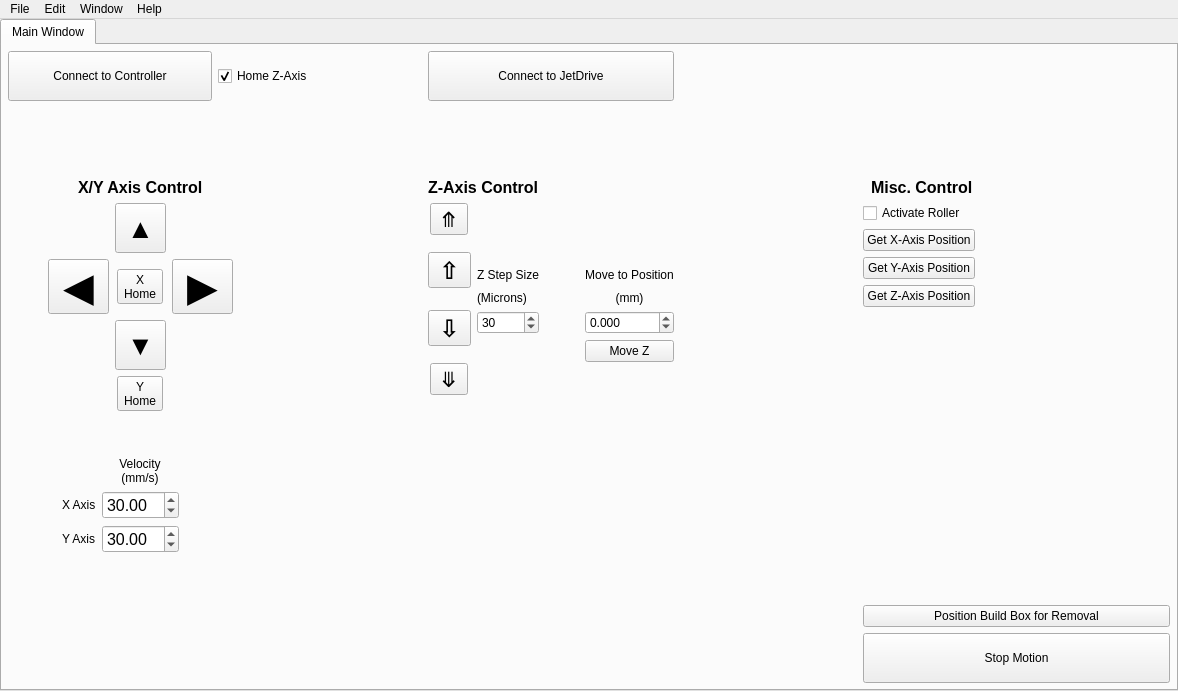
Above: src/ui/mainwindow.ui from BYUCreateResearchLab/CREATE_LAB_Binder_Jet_Printer before the change. Below: the same form after it.
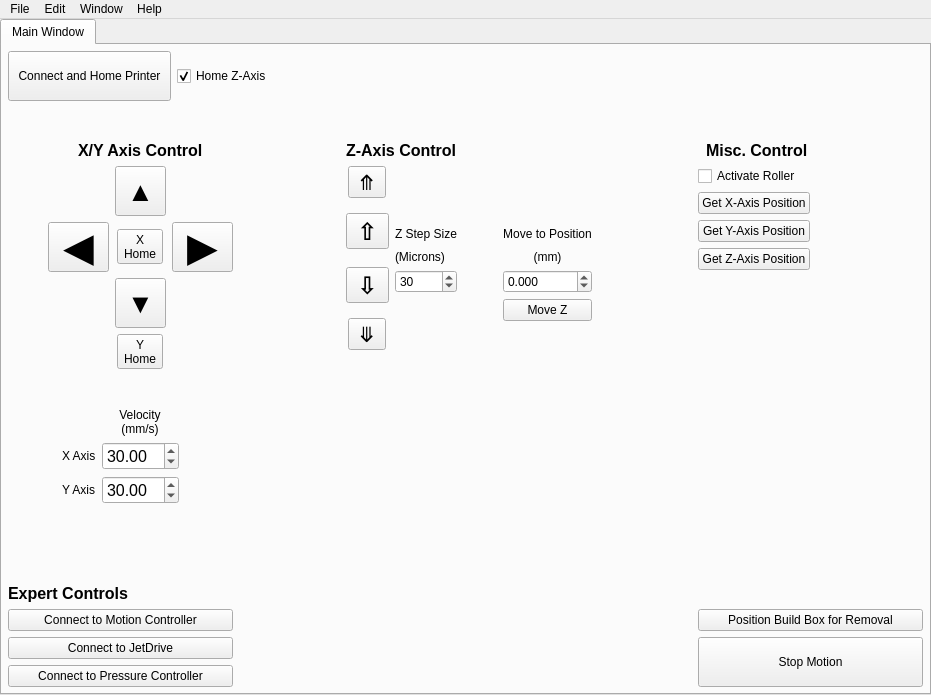
That is the form after the change.

What changed in the file:
```diff
--- a/src/ui/mainwindow.ui
+++ b/src/ui/mainwindow.ui
@@ -6,8 +6,8 @@
    <rect>
     <x>0</x>
     <y>0</y>
-    <width>1178</width>
-    <height>691</height>
+    <width>931</width>
+    <height>695</height>
    </rect>
   </property>
   <property name="windowTitle">
@@ -30,7 +30,7 @@
     <property name="bottomMargin">
      <number>0</number>
     </property>
-    <item row="0" column="1">
+    <item row="0" column="0">
      <widget class="QTabWidget" name="tabWidget">
       <property name="font">
        <font>
@@ -73,20 +73,7 @@
         <property name="bottomMargin">
          <number>6</number>
         </property>
-        <item row="4" column="4">
-         <spacer name="horizontalSpacer_5">
-          <property name="orientation">
-           <enum>Qt::Horizontal</enum>
-          </property>
-          <property name="sizeHint" stdset="0">
-           <size>
-            <width>40</width>
-            <height>20</height>
-           </size>
-          </property>
-         </spacer>
-        </item>
-        <item row="3" column="1">
+        <item row="5" column="1">
          <spacer name="verticalSpacer_3">
           <property name="orientation">
            <enum>Qt::Vertical</enum>
@@ -99,7 +86,20 @@
           </property>
          </spacer>
         </item>
-        <item row="6" column="6">
+        <item row="10" column="1">
+         <spacer name="verticalSpacer_2">
+          <property name="orientation">
+           <enum>Qt::Vertical</enum>
+          </property>
+          <property name="sizeHint" stdset="0">
+           <size>
+            <width>20</width>
+            <height>40</height>
+           </size>
+          </property>
+         </spacer>
+        </item>
+        <item row="8" column="6">
          <spacer name="horizontalSpacer_4">
           <property name="orientation">
            <enum>Qt::Horizontal</enum>
@@ -112,188 +112,7 @@
           </property>
          </spacer>
         </item>
-        <item row="4" column="5">
-         <layout class="QGridLayout" name="gridLayout_3">
-          <property name="sizeConstraint">
-           <enum>QLayout::SetDefaultConstraint</enum>
-          </property>
-          <item row="2" column="0" colspan="2">
-           <widget class="QPushButton" name="getXAxisPosition">
-            <property name="text">
-             <string>Get X-Axis Position</string>
-            </property>
-           </widget>
-          </item>
-          <item row="1" column="0" colspan="2">
-           <widget class="QCheckBox" name="activateRoller1">
-            <property name="text">
-             <string>Activate Roller</string>
-            </property>
-           </widget>
-          </item>
-          <item row="0" column="0" colspan="3" alignment="Qt::AlignHCenter|Qt::AlignTop">
-           <widget class="QLabel" name="label_4">
-            <property name="font">
-             <font>
-              <pointsize>12</pointsize>
-              <bold>true</bold>
-              <kerning>true</kerning>
-             </font>
-            </property>
-            <property name="text">
-             <string>Misc. Control</string>
-            </property>
-           </widget>
-          </item>
-          <item row="3" column="0" colspan="2">
-           <widget class="QPushButton" name="getYAxisPosition">
-            <property name="text">
-             <string>Get Y-Axis Position</string>
-            </property>
-           </widget>
-          </item>
-          <item row="4" column="0" colspan="2">
-           <widget class="QPushButton" name="getZAxisPosition">
-            <property name="text">
-             <string>Get Z-Axis Position</string>
-            </property>
-           </widget>
-          </item>
-         </layout>
-        </item>
-        <item row="7" column="1">
-         <layout class="QGridLayout" name="gridLayout_5">
-          <item row="1" column="1">
-           <widget class="QLabel" name="X_axis">
-            <property name="text">
-             <string>X Axis</string>
-            </property>
-           </widget>
-          </item>
-          <item row="2" column="1">
-           <widget class="QLabel" name="Y_axis">
-            <property name="text">
-             <string>Y Axis</string>
-            </property>
-           </widget>
-          </item>
-          <item row="0" column="2" alignment="Qt::AlignHCenter">
-           <widget class="QLabel" name="VelocityLabel">
-            <property name="font">
-             <font>
-              <pointsize>9</pointsize>
-              <kerning>true</kerning>
-             </font>
-            </property>
-            <property name="text">
-             <string>Velocity
-(mm/s)</string>
-            </property>
-            <property name="alignment">
-             <set>Qt::AlignCenter</set>
-            </property>
-           </widget>
-          </item>
-          <item row="0" column="0" rowspan="3">
-           <spacer name="horizontalSpacer">
-            <property name="orientation">
-             <enum>Qt::Horizontal</enum>
-            </property>
-            <property name="sizeHint" stdset="0">
-             <size>
-              <width>40</width>
-              <height>20</height>
-             </size>
-            </property>
-           </spacer>
-          </item>
-          <item row="0" column="3" rowspan="3">
-           <spacer name="horizontalSpacer_6">
-            <property name="orientation">
-             <enum>Qt::Horizontal</enum>
-            </property>
-            <property name="sizeHint" stdset="0">
-             <size>
-              <width>40</width>
-              <height>20</height>
-             </size>
-            </property>
-           </spacer>
-          </item>
-          <item row="1" column="2">
-           <widget class="QDoubleSpinBox" name="xVelocity">
-            <property name="font">
-             <font>
-              <pointsize>12</pointsize>
-              <kerning>true</kerning>
-             </font>
-            </property>
-            <property name="minimum">
-             <double>0.010000000000000</double>
-            </property>
-            <property name="maximum">
-             <double>150.000000000000000</double>
-            </property>
-            <property name="value">
-             <double>30.000000000000000</double>
-            </property>
-           </widget>
-          </item>
-          <item row="2" column="2">
-           <widget class="QDoubleSpinBox" name="yVelocity">
-            <property name="font">
-             <font>
-              <pointsize>12</pointsize>
-              <kerning>true</kerning>
-             </font>
-            </property>
-            <property name="minimum">
-             <double>0.010000000000000</double>
-            </property>
-            <property name="maximum">
-             <double>100.000000000000000</double>
-            </property>
-            <property name="value">
-             <double>30.000000000000000</double>
-            </property>
-           </widget>
-          </item>
-         </layout>
-        </item>
-        <item row="10" column="5" colspan="2">
-         <layout class="QGridLayout" name="gridLayout_6">
-          <item row="1" column="0" colspan="2">
-           <widget class="QPushButton" name="removeBuildBox">
-            <property name="text">
-             <string>Position Build Box for Removal</string>
-            </property>
-           </widget>
-          </item>
-          <item row="0" column="0" colspan="2">
-           <spacer name="verticalSpacer_9">
-            <property name="orientation">
-             <enum>Qt::Vertical</enum>
-            </property>
-            <property name="sizeHint" stdset="0">
-             <size>
-              <width>20</width>
-              <height>40</height>
-             </size>
-            </property>
-           </spacer>
-          </item>
-          <item row="2" column="0" colspan="2">
-           <widget class="QPushButton" name="stopMotionButton">
-            <property name="text">
-             <string>
-Stop Motion
-</string>
-            </property>
-           </widget>
-          </item>
-         </layout>
-        </item>
-        <item row="4" column="3" rowspan="3">
+        <item row="6" column="3" rowspan="3">
          <layout class="QGridLayout" name="gridLayout_2">
           <item row="2" column="3">
            <widget class="QLabel" name="label_2">
@@ -503,7 +322,152 @@
           </item>
          </layout>
         </item>
-        <item row="4" column="2">
+        <item row="9" column="1">
+         <layout class="QGridLayout" name="gridLayout_5">
+          <item row="2" column="2">
+           <widget class="QDoubleSpinBox" name="yVelocity">
+            <property name="font">
+             <font>
+              <pointsize>12</pointsize>
+              <kerning>true</kerning>
+             </font>
+            </property>
+            <property name="minimum">
+             <double>0.010000000000000</double>
+            </property>
+            <property name="maximum">
+             <double>100.000000000000000</double>
+            </property>
+            <property name="value">
+             <double>30.000000000000000</double>
+            </property>
+           </widget>
+          </item>
+          <item row="1" column="2">
+           <widget class="QDoubleSpinBox" name="xVelocity">
+            <property name="font">
+             <font>
+              <pointsize>12</pointsize>
+              <kerning>true</kerning>
+             </font>
+            </property>
+            <property name="minimum">
+             <double>0.010000000000000</double>
+            </property>
+            <property name="maximum">
+             <double>150.000000000000000</double>
+            </property>
+            <property name="value">
+             <double>30.000000000000000</double>
+            </property>
+           </widget>
+          </item>
+          <item row="2" column="1">
+           <widget class="QLabel" name="Y_axis">
+            <property name="text">
+             <string>Y Axis</string>
+            </property>
+           </widget>
+          </item>
+          <item row="0" column="0" rowspan="3">
+           <spacer name="horizontalSpacer">
+            <property name="orientation">
+             <enum>Qt::Horizontal</enum>
+            </property>
+            <property name="sizeHint" stdset="0">
+             <size>
+              <width>40</width>
+              <height>20</height>
+             </size>
+            </property>
+           </spacer>
+          </item>
+          <item row="0" column="2" alignment="Qt::AlignHCenter">
+           <widget class="QLabel" name="VelocityLabel">
+            <property name="font">
+             <font>
+              <pointsize>9</pointsize>
+              <kerning>true</kerning>
+             </font>
+            </property>
+            <property name="text">
+             <string>Velocity
+(mm/s)</string>
+            </property>
+            <property name="alignment">
+             <set>Qt::AlignCenter</set>
+            </property>
+           </widget>
+          </item>
+          <item row="0" column="3" rowspan="3">
+           <spacer name="horizontalSpacer_6">
+            <property name="orientation">
+             <enum>Qt::Horizontal</enum>
+            </property>
+            <property name="sizeHint" stdset="0">
+             <size>
+              <width>40</width>
+              <height>20</height>
+             </size>
+            </property>
+           </spacer>
+          </item>
+          <item row="1" column="1">
+           <widget class="QLabel" name="X_axis">
+            <property name="text">
+             <string>X Axis</string>
+            </property>
+           </widget>
+          </item>
+         </layout>
+        </item>
+        <item row="12" column="5" rowspan="5" colspan="2">
+         <layout class="QGridLayout" name="gridLayout_6">
+          <item row="1" column="0" colspan="2">
+           <widget class="QPushButton" name="removeBuildBox">
+            <property name="text">
+             <string>Position Build Box for Removal</string>
+            </property>
+           </widget>
+          </item>
+          <item row="2" column="0" colspan="2">
+           <widget class="QPushButton" name="stopMotionButton">
+            <property name="text">
+             <string>
+Stop Motion
+</string>
+            </property>
+           </widget>
+          </item>
+          <item row="0" column="0" colspan="2">
+           <spacer name="verticalSpacer_9">
+            <property name="orientation">
+             <enum>Qt::Vertical</enum>
+            </property>
+            <property name="sizeHint" stdset="0">
+             <size>
+              <width>20</width>
+              <height>40</height>
+             </size>
+            </property>
+           </spacer>
+          </item>
+         </layout>
+        </item>
+        <item row="6" column="4">
+         <spacer name="horizontalSpacer_5">
+          <property name="orientation">
+           <enum>Qt::Horizontal</enum>
+          </property>
+          <property name="sizeHint" stdset="0">
+           <size>
+            <width>40</width>
+            <height>20</height>
+           </size>
+          </property>
+         </spacer>
+        </item>
+        <item row="6" column="2">
          <spacer name="horizontalSpacer_3">
           <property name="orientation">
            <enum>Qt::Horizontal</enum>
@@ -516,7 +480,120 @@
           </property>
          </spacer>
         </item>
-        <item row="4" column="1" rowspan="3">
+        <item row="16" column="1">
+         <widget class="QPushButton" name="connecttoPCDButton">
+          <property name="text">
+           <string>Connect to Pressure Controller</string>
+          </property>
+         </widget>
+        </item>
+        <item row="7" column="5" rowspan="5">
+         <spacer name="verticalSpacer_6">
+          <property name="orientation">
+           <enum>Qt::Vertical</enum>
+          </property>
+          <property name="sizeHint" stdset="0">
+           <size>
+            <width>20</width>
+            <height>40</height>
+           </size>
+          </property>
+         </spacer>
+        </item>
+        <item row="6" column="5">
+         <layout class="QGridLayout" name="gridLayout_3">
+          <property name="sizeConstraint">
+           <enum>QLayout::SetDefaultConstraint</enum>
+          </property>
+          <item row="2" column="0" colspan="2">
+           <widget class="QPushButton" name="getXAxisPosition">
+            <property name="text">
+             <string>Get X-Axis Position</string>
+            </property>
+           </widget>
+          </item>
+          <item row="1" column="0" colspan="2">
+           <widget class="QCheckBox" name="activateRoller1">
+            <property name="text">
+             <string>Activate Roller</string>
+            </property>
+           </widget>
+          </item>
+          <item row="0" column="0" colspan="3" alignment="Qt::AlignHCenter|Qt::AlignTop">
+           <widget class="QLabel" name="label_4">
+            <property name="font">
+             <font>
+              <pointsize>12</pointsize>
+              <bold>true</bold>
+              <kerning>true</kerning>
+             </font>
+            </property>
+            <property name="text">
+             <string>Misc. Control</string>
+            </property>
+           </widget>
+          </item>
+          <item row="3" column="0" colspan="2">
+           <widget class="QPushButton" name="getYAxisPosition">
+            <property name="text">
+             <string>Get Y-Axis Position</string>
+            </property>
+           </widget>
+          </item>
+          <item row="4" column="0" colspan="2">
+           <widget class="QPushButton" name="getZAxisPosition">
+            <property name="text">
+             <string>Get Z-Axis Position</string>
+            </property>
+           </widget>
+          </item>
+         </layout>
+        </item>
+        <item row="1" column="1" colspan="2">
+         <layout class="QHBoxLayout" name="horizontalLayout">
+          <item>
+           <widget class="QPushButton" name="connect">
+            <property name="font">
+             <font>
+              <pointsize>9</pointsize>
+              <kerning>true</kerning>
+             </font>
+            </property>
+            <property name="toolTip">
+             <string>&lt;html&gt;&lt;head/&gt;&lt;body&gt;&lt;p&gt;Click to connect to the Galil motion controller and run the homing sequence for the printer.&lt;/p&gt;&lt;/body&gt;&lt;/html&gt;</string>
+            </property>
+            <property name="statusTip">
+             <string/>
+            </property>
+            <property name="whatsThis">
+             <string/>
+            </property>
+            <property name="text">
+             <string>
+Connect and Home Printer
+</string>
+            </property>
+           </widget>
+          </item>
+          <item>
+           <widget class="QCheckBox" name="homeZAxisCheckBox">
+            <property name="toolTip">
+             <string>&lt;html&gt;&lt;head/&gt;&lt;body&gt;&lt;p&gt;Uncheck this if it is required to keep the z-axis stationary when connecting to the controller&lt;/p&gt;&lt;/body&gt;&lt;/html&gt;</string>
+            </property>
+            <property name="text">
+             <string>Home Z-Axis</string>
+            </property>
+            <property name="checked">
+             <bool>true</bool>
+            </property>
+            <property name="tristate">
+             <bool>false</bool>
+            </property>
+           </widget>
+          </item>
+         </layout>
+        </item>
+        <item row="6" column="1" rowspan="3">
          <layout class="QGridLayout" name="gridLayout" columnstretch="0,0,0,0">
           <property name="spacing">
            <number>6</number>
@@ -699,82 +776,50 @@
           </item>
          </layout>
         </item>
-        <item row="9" column="1" rowspan="2">
-         <spacer name="verticalSpacer_4">
-          <property name="orientation">
-           <enum>Qt::Vertical</enum>
-          </property>
-          <property name="sizeHint" stdset="0">
-           <size>
-            <width>20</width>
-            <height>40</height>
-           </size>
-          </property>
-         </spacer>
-        </item>
-        <item row="5" column="5" rowspan="3">
-         <spacer name="verticalSpacer_6">
-          <property name="orientation">
-           <enum>Qt::Vertical</enum>
-          </property>
-          <property name="sizeHint" stdset="0">
-           <size>
-            <width>20</width>
-            <height>40</height>
-           </size>
-          </property>
-         </spacer>
-        </item>
-        <item row="1" column="1" colspan="2">
-         <layout class="QHBoxLayout" name="horizontalLayout">
-          <item>
-           <widget class="QPushButton" name="connect">
-            <property name="font">
-             <font>
-              <pointsize>9</pointsize>
-              <kerning>true</kerning>
-             </font>
-            </property>
-            <property name="toolTip">
-             <string>&lt;html&gt;&lt;head/&gt;&lt;body&gt;&lt;p&gt;Click to connect to the Galil motion controller and run the homing sequence for the printer.&lt;/p&gt;&lt;/body&gt;&lt;/html&gt;</string>
-            </property>
-            <property name="statusTip">
-             <string/>
-            </property>
-            <property name="whatsThis">
-             <string/>
-            </property>
-            <property name="text">
-             <string>
-Connect to Controller
-</string>
-            </property>
-           </widget>
-          </item>
-          <item>
-           <widget class="QCheckBox" name="homeZAxisCheckBox">
-            <property name="toolTip">
-             <string>&lt;html&gt;&lt;head/&gt;&lt;body&gt;&lt;p&gt;Uncheck this if it is required to keep the z-axis stationary when connecting to the controller&lt;/p&gt;&lt;/body&gt;&lt;/html&gt;</string>
-            </property>
-            <property name="text">
-             <string>Home Z-Axis</string>
-            </property>
-            <property name="checked">
-             <bool>true</bool>
-            </property>
-            <property name="tristate">
-             <bool>false</bool>
-            </property>
-           </widget>
-          </item>
-         </layout>
-        </item>
-        <item row="1" column="3">
+        <item row="15" column="1">
          <widget class="QPushButton" name="connectToJetDriveButton">
           <property name="text">
-           <string>
-Connect to JetDrive
-</string>
+           <string>Connect to JetDrive</string>
+          </property>
+         </widget>
+        </item>
+        <item row="11" column="1" rowspan="2">
+         <spacer name="verticalSpacer_4">
+          <property name="orientation">
+           <enum>Qt::Vertical</enum>
+          </property>
+          <property name="sizeHint" stdset="0">
+           <size>
+            <width>20</width>
+            <height>40</height>
+           </size>
+          </property>
+         </spacer>
+        </item>
+        <item row="14" column="1">
+         <widget class="QPushButton" name="connectToMCUButton">
+          <property name="toolTip">
+           <string>&lt;html&gt;&lt;head/&gt;&lt;body&gt;&lt;p&gt;Only use this if the motion controller disconnects and you cannot home the printer or if you are testing functionality that does not require homing&lt;/p&gt;&lt;/body&gt;&lt;/html&gt;</string>
+          </property>
+          <property name="text">
+           <string>Connect to Motion Controller</string>
+          </property>
+         </widget>
+        </item>
+        <item row="13" column="1">
+         <widget class="QLabel" name="label_8">
+          <property name="font">
+           <font>
+            <pointsize>12</pointsize>
+            <bold>true</bold>
+            <kerning>true</kerning>
+           </font>
+          </property>
+          <property name="toolTip">
+           <string>&lt;html&gt;&lt;head/&gt;&lt;body&gt;&lt;p&gt;&lt;span style=&quot; font-size:9pt; font-weight:400;&quot;&gt;WARNING: These buttons should not be needed during normal printer operation. They are here in case a device disconnects during operation and the user needs to reconnect to the device without homing the printer again. Using these buttons may put the printer / software in a dangerous state.&lt;/span&gt;&lt;/p&gt;&lt;/body&gt;&lt;/html&gt;</string>
+          </property>
+          <property name="text">
+           <string>Expert Controls</string>
           </property>
          </widget>
         </item>
@@ -789,7 +834,7 @@
     <rect>
      <x>0</x>
      <y>0</y>
-     <width>1178</width>
+     <width>931</width>
      <height>21</height>
     </rect>
    </property>
```
